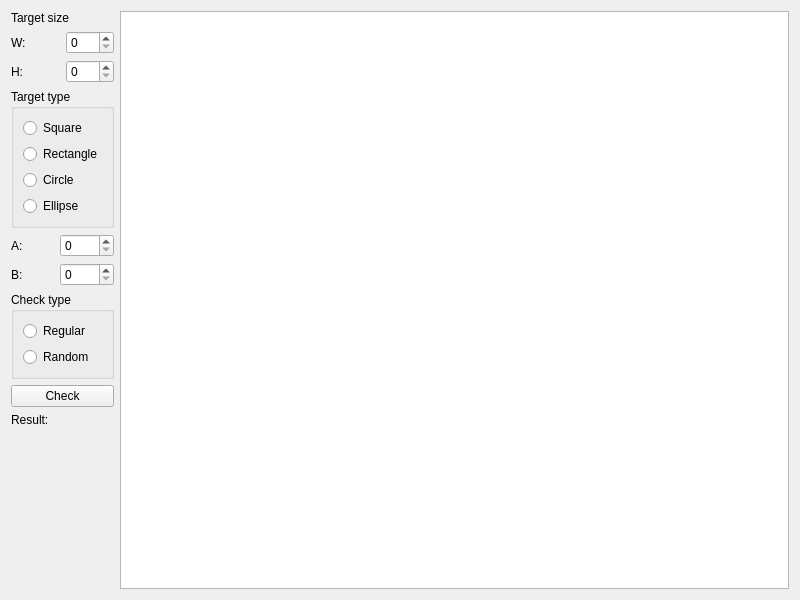
Old version of the form Lab7/Interface.ui in the repository VampireVol/OOP.
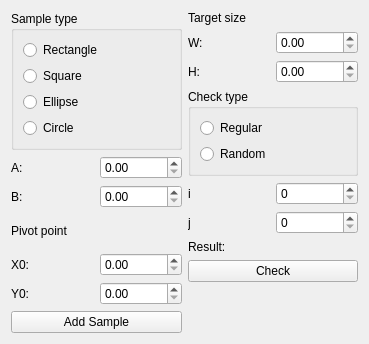
New version of the form.

Patch:
```diff
--- a/Lab7/Interface.ui
+++ b/Lab7/Interface.ui
@@ -6,64 +6,22 @@
    <rect>
     <x>0</x>
     <y>0</y>
-    <width>800</width>
-    <height>600</height>
+    <width>369</width>
+    <height>344</height>
    </rect>
   </property>
   <property name="windowTitle">
    <string>Interface</string>
   </property>
-  <layout class="QHBoxLayout" name="horizontalLayout_5">
+  <layout class="QHBoxLayout" name="horizontalLayout_9">
    <item>
     <layout class="QVBoxLayout" name="verticalLayout_2">
-     <item>
-      <widget class="QLabel" name="_sizeLabel">
-       <property name="text">
-        <string>Target size</string>
-       </property>
-      </widget>
-     </item>
-     <item>
-      <layout class="QHBoxLayout" name="horizontalLayout_3">
-       <item>
-        <widget class="QLabel" name="_w">
-         <property name="text">
-          <string>W:</string>
-         </property>
-        </widget>
-       </item>
-       <item>
-        <widget class="QSpinBox" name="_hSpinBox"/>
-       </item>
-      </layout>
-     </item>
-     <item>
-      <layout class="QHBoxLayout" name="horizontalLayout_4">
-       <item>
-        <widget class="QLabel" name="_h">
-         <property name="text">
-          <string>H:</string>
-         </property>
-        </widget>
-       </item>
-       <item>
-        <widget class="QSpinBox" name="_wSpinBox"/>
-       </item>
-      </layout>
-     </item>
      <item>
       <widget class="QGroupBox" name="groupBox">
        <property name="title">
-        <string>Target type</string>
+        <string>Sample type</string>
        </property>
        <layout class="QVBoxLayout" name="verticalLayout">
-        <item>
-         <widget class="QRadioButton" name="_squareRadio">
-          <property name="text">
-           <string>Square</string>
-          </property>
-         </widget>
-        </item>
         <item>
          <widget class="QRadioButton" name="_rectangleRadio">
           <property name="text">
@@ -72,9 +30,9 @@
          </widget>
         </item>
         <item>
-         <widget class="QRadioButton" name="_circleRadio">
+         <widget class="QRadioButton" name="_squareRadio">
           <property name="text">
-           <string>Сircle</string>
+           <string>Square</string>
           </property>
          </widget>
         </item>
@@ -85,6 +43,13 @@
           </property>
          </widget>
         </item>
+        <item>
+         <widget class="QRadioButton" name="_circleRadio">
+          <property name="text">
+           <string>Сircle</string>
+          </property>
+         </widget>
+        </item>
        </layout>
       </widget>
      </item>
@@ -98,11 +63,7 @@
         </widget>
        </item>
        <item>
-        <widget class="QSpinBox" name="_aSpinBox">
-         <property name="maximum">
-          <number>9999</number>
-         </property>
-        </widget>
+        <widget class="QDoubleSpinBox" name="_aDoubleSpinBox"/>
        </item>
       </layout>
      </item>
@@ -116,11 +77,92 @@
         </widget>
        </item>
        <item>
-        <widget class="QSpinBox" name="_bSpinBox">
-         <property name="maximum">
-          <number>9999</number>
+        <widget class="QDoubleSpinBox" name="_bDoubleSpinBox"/>
+       </item>
+      </layout>
+     </item>
+     <item>
+      <layout class="QVBoxLayout" name="verticalLayout_6">
+       <item>
+        <widget class="QLabel" name="label">
+         <property name="text">
+          <string>Pivot point</string>
          </property>
         </widget>
+       </item>
+       <item>
+        <layout class="QHBoxLayout" name="horizontalLayout_5">
+         <item>
+          <widget class="QLabel" name="_x0">
+           <property name="text">
+            <string>X0:</string>
+           </property>
+          </widget>
+         </item>
+         <item>
+          <widget class="QDoubleSpinBox" name="_x0DoubleSpinBox"/>
+         </item>
+        </layout>
+       </item>
+       <item>
+        <layout class="QHBoxLayout" name="horizontalLayout_6">
+         <item>
+          <widget class="QLabel" name="_y0">
+           <property name="text">
+            <string>Y0:</string>
+           </property>
+          </widget>
+         </item>
+         <item>
+          <widget class="QDoubleSpinBox" name="_y0DoubleSpinBox"/>
+         </item>
+        </layout>
+       </item>
+      </layout>
+     </item>
+     <item>
+      <widget class="QPushButton" name="_addButton">
+       <property name="text">
+        <string>Add Sample</string>
+       </property>
+      </widget>
+     </item>
+    </layout>
+   </item>
+   <item>
+    <layout class="QVBoxLayout" name="verticalLayout_4">
+     <item>
+      <widget class="QLabel" name="_sizeLabel">
+       <property name="text">
+        <string>Target size</string>
+       </property>
+      </widget>
+     </item>
+     <item>
+      <layout class="QHBoxLayout" name="horizontalLayout_3">
+       <item>
+        <widget class="QLabel" name="_w">
+         <property name="text">
+          <string>W:</string>
+         </property>
+        </widget>
+       </item>
+       <item>
+        <widget class="QDoubleSpinBox" name="_wDoubleSpinBox"/>
+       </item>
+      </layout>
+     </item>
+     <item>
+      <layout class="QHBoxLayout" name="horizontalLayout_4">
+       <item>
+        <widget class="QLabel" name="_h">
+         <property name="text">
+          <string>H:</string>
+         </property>
+        </widget>
+       </item>
+       <item>
+        <widget class="QDoubleSpinBox" name="_hDoubleSpinBox"/>
        </item>
       </layout>
      </item>
@@ -148,11 +190,32 @@
       </widget>
      </item>
      <item>
-      <widget class="QPushButton" name="_check">
-       <property name="text">
-        <string>Check</string>
-       </property>
-      </widget>
+      <layout class="QHBoxLayout" name="horizontalLayout_7">
+       <item>
+        <widget class="QLabel" name="_i">
+         <property name="text">
+          <string>i</string>
+         </property>
+        </widget>
+       </item>
+       <item>
+        <widget class="QSpinBox" name="_iSpinBox"/>
+       </item>
+      </layout>
+     </item>
+     <item>
+      <layout class="QHBoxLayout" name="horizontalLayout_8">
+       <item>
+        <widget class="QLabel" name="_j">
+         <property name="text">
+          <string>j</string>
+         </property>
+        </widget>
+       </item>
+       <item>
+        <widget class="QSpinBox" name="_jSpinBox"/>
+       </item>
+      </layout>
      </item>
      <item>
       <widget class="QLabel" name="_result">
@@ -161,6 +224,13 @@
        </property>
       </widget>
      </item>
+     <item>
+      <widget class="QPushButton" name="_check">
+       <property name="text">
+        <string>Check</string>
+       </property>
+      </widget>
+     </item>
      <item>
       <spacer name="verticalSpacer">
        <property name="orientation">
@@ -176,9 +246,6 @@
      </item>
     </layout>
    </item>
-   <item>
-    <widget class="QGraphicsView" name="graphicsView"/>
-   </item>
   </layout>
  </widget>
  <resources/>
```
